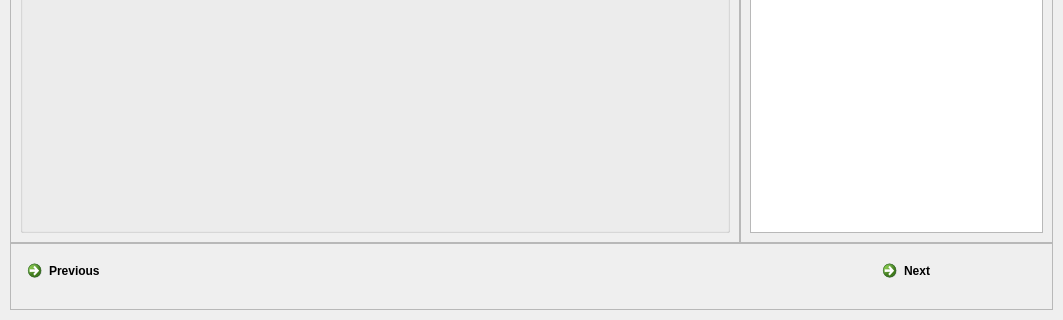
Before: the Qt Designer form load.ui in ONS-RossGD/OptiCORD2, drawn with Qt 5; both pictures show x 0 to 1063 and y 399 to 719 of the 1063 by 719 pixel window.
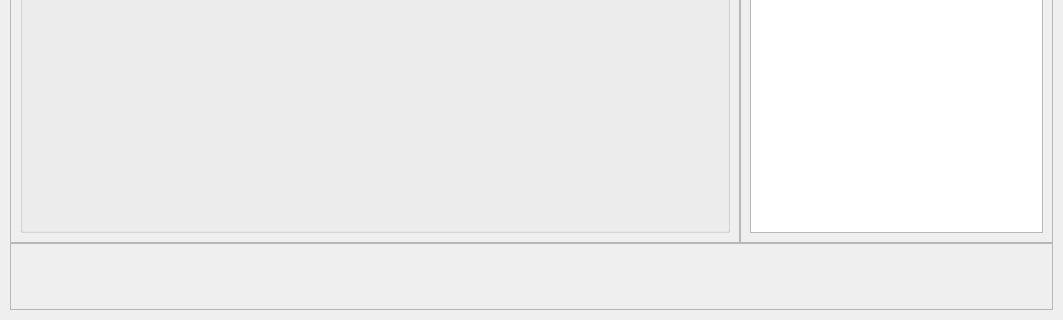
After: the same form once the commit is applied.

Patch:
```diff
--- a/load.ui
+++ b/load.ui
@@ -95,35 +95,7 @@
      <property name="frameShadow">
       <enum>QFrame::Raised</enum>
      </property>
-     <layout class="QHBoxLayout" name="horizontalLayout">
-      <item>
-       <widget class="QCommandLinkButton" name="commandLinkButton_prev">
-        <property name="text">
-         <string>Previous</string>
-        </property>
-       </widget>
-      </item>
-      <item>
-       <spacer name="horizontalSpacer_nav">
-        <property name="orientation">
-         <enum>Qt::Horizontal</enum>
-        </property>
-        <property name="sizeHint" stdset="0">
-         <size>
-          <width>40</width>
-          <height>20</height>
-         </size>
-        </property>
-       </spacer>
-      </item>
-      <item>
-       <widget class="QCommandLinkButton" name="commandLinkButton_next">
-        <property name="text">
-         <string>Next</string>
-        </property>
-       </widget>
-      </item>
-     </layout>
+     <layout class="QHBoxLayout" name="horizontalLayout"/>
     </widget>
    </item>
    <item row="1" column="1">
```
